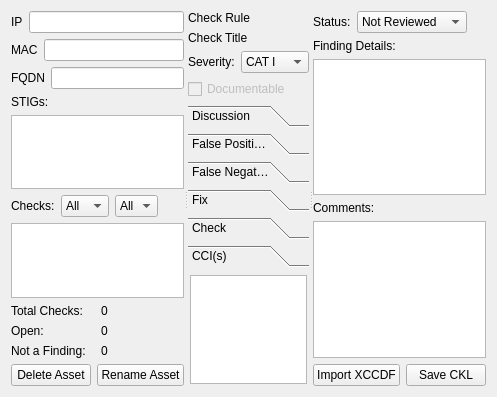
Qt form src/assetview.ui (squinky86/STIGQter) before a commit.
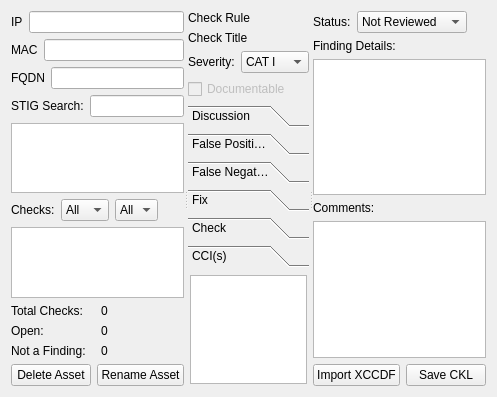
The same form after that commit.

Commit message: Add STIG name filtering (fixes #55).

```diff
--- a/src/assetview.ui
+++ b/src/assetview.ui
@@ -67,11 +67,18 @@
         </layout>
        </item>
        <item>
-        <widget class="QLabel" name="label">
-         <property name="text">
-          <string>STIGs:</string>
-         </property>
-        </widget>
+        <layout class="QHBoxLayout" name="horizontalLayout_8">
+         <item>
+          <widget class="QLabel" name="label">
+           <property name="text">
+            <string>STIG Search:</string>
+           </property>
+          </widget>
+         </item>
+         <item>
+          <widget class="QLineEdit" name="txtSTIGFilter"/>
+         </item>
+        </layout>
        </item>
        <item>
         <widget class="QListWidget" name="lstSTIGs">
```
Left out of the diff: 25 changed lines with no effect on the pictures. The commit also changes 6 other files.
